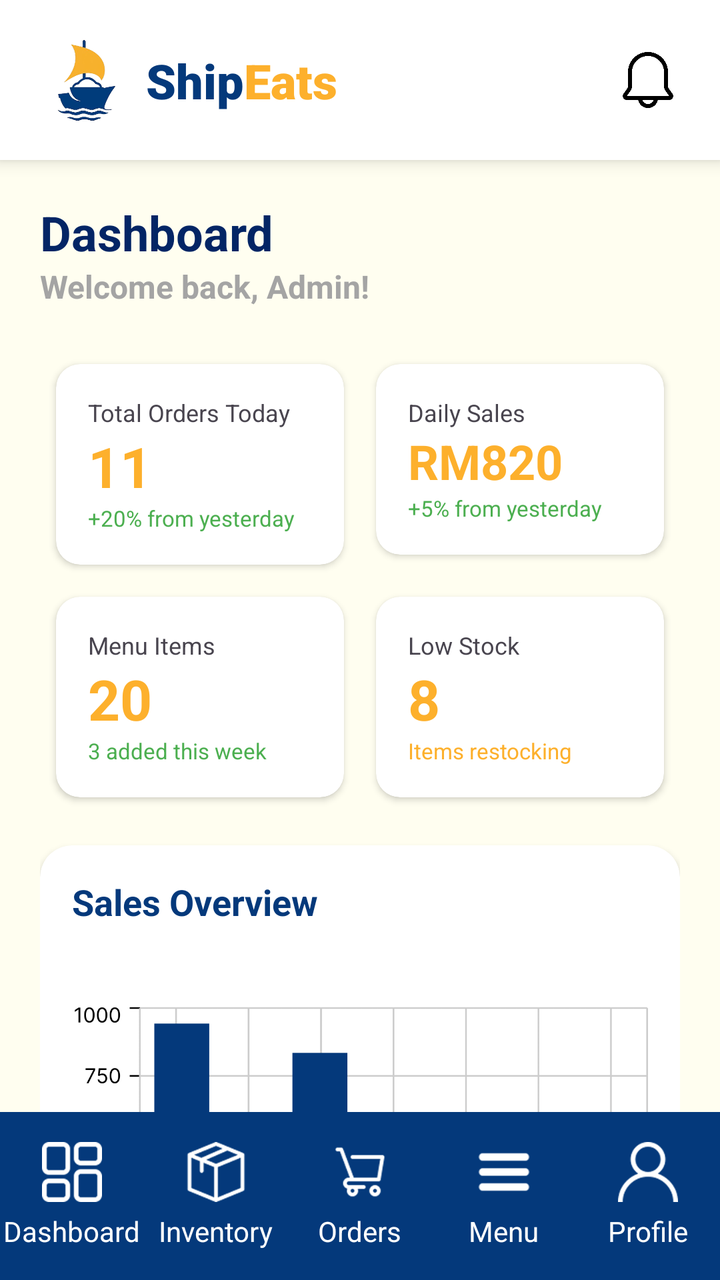
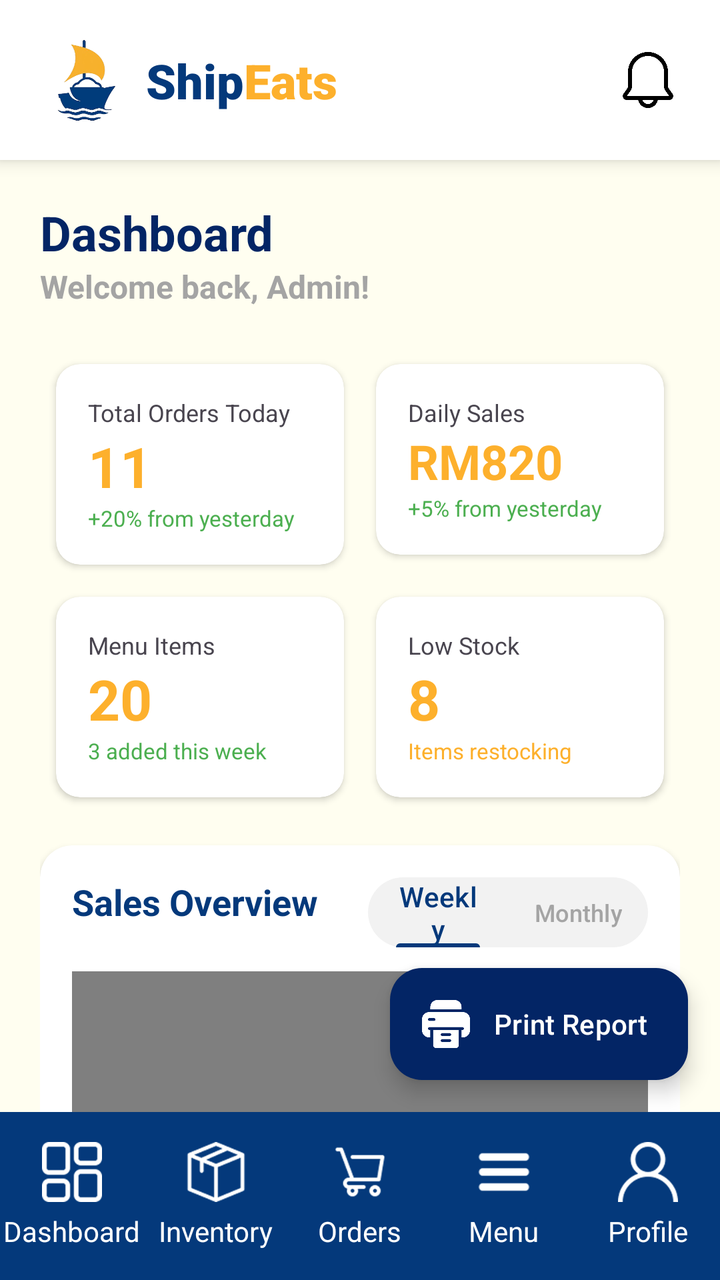

Before-and-after screenshots of an Android layout around one commit, followed by the original layout XML and the change that was made.
<!-- AndroidManifest.xml: application theme Theme.ShipEatsCustomer -->
<!-- res/layout/activity_a2_dashboard.xml -->
<?xml version="1.0" encoding="utf-8"?>
<androidx.constraintlayout.widget.ConstraintLayout
    xmlns:android="http://schemas.android.com/apk/res/android"
    xmlns:app="http://schemas.android.com/apk/res-auto"
    android:layout_width="match_parent"
    android:layout_height="match_parent"
    android:background="#FFFEF0">

    <include
        android:id="@+id/header_section"
        layout="@layout/admin_header"
        app:layout_constraintTop_toTopOf="parent" />

    <androidx.core.widget.NestedScrollView
        android:layout_width="match_parent"
        android:layout_height="0dp"
        app:layout_constraintBottom_toTopOf="@id/footer_section"
        app:layout_constraintTop_toBottomOf="@id/header_section">

        <LinearLayout
            android:layout_width="match_parent"
            android:layout_height="wrap_content"
            android:orientation="vertical"
            android:padding="20dp">

            <TextView
                android:layout_width="wrap_content"
                android:layout_height="wrap_content"
                android:text="Dashboard"
                android:textColor="#032565"
                android:textSize="24sp"
                android:textStyle="bold" />

            <TextView
                android:layout_width="wrap_content"
                android:layout_height="wrap_content"
                android:text="Welcome back, Admin!"
                android:textColor="#A4A4A4"
                android:textSize="16sp"
                android:textStyle="bold"/>

            <GridLayout
                android:layout_width="match_parent"
                android:layout_height="wrap_content"
                android:layout_marginTop="20dp"
                android:alignmentMode="alignMargins"
                android:columnCount="2">

                <androidx.cardview.widget.CardView
                    android:layout_width="0dp"
                    android:layout_height="wrap_content"
                    android:layout_columnWeight="1"
                    android:layout_margin="8dp"
                    app:cardCornerRadius="12dp"
                    app:cardElevation="2dp">

                    <LinearLayout
                        android:padding="16dp"
                        android:orientation="vertical"
                        android:layout_width="match_parent"
                        android:layout_height="wrap_content">

                        <TextView
                            android:text="Total Orders Today"
                            android:textSize="12sp"
                            android:layout_width="wrap_content"
                            android:layout_height="wrap_content"/>

                        <TextView
                            android:text="11"
                            android:textColor="#FDB02C"
                            android:textSize="28sp"
                            android:textStyle="bold"
                            android:layout_width="wrap_content"
                            android:layout_height="wrap_content"/>

                        <TextView
                            android:text="+20% from yesterday"
                            android:textColor="#4CAF50"
                            android:textSize="11sp"
                            android:layout_width="wrap_content"
                            android:layout_height="wrap_content"/>
                    </LinearLayout>
                </androidx.cardview.widget.CardView>

                <androidx.cardview.widget.CardView
                    android:layout_width="0dp"
                    android:layout_height="wrap_content"
                    android:layout_columnWeight="1"
                    android:layout_margin="8dp"
                    app:cardCornerRadius="12dp"
                    app:cardElevation="2dp">

                    <LinearLayout
                        android:padding="16dp"
                        android:orientation="vertical"
                        android:layout_width="match_parent"
                        android:layout_height="wrap_content">

                        <TextView
                            android:text="Daily Sales"
                            android:textSize="12sp"
                            android:layout_width="wrap_content"
                            android:layout_height="wrap_content"/>

                        <TextView
                            android:text="RM820"
                            android:textColor="#FDB02C"
                            android:textSize="24sp"
                            android:textStyle="bold"
                            android:layout_width="wrap_content"
                            android:layout_height="wrap_content"/>

                        <TextView
                            android:text="+5% from yesterday"
                            android:textColor="#4CAF50"
                            android:textSize="11sp"
                            android:layout_width="wrap_content"
                            android:layout_height="wrap_content"/>
                    </LinearLayout>
                </androidx.cardview.widget.CardView>

                <androidx.cardview.widget.CardView
                    android:layout_width="0dp"
                    android:layout_height="wrap_content"
                    android:layout_columnWeight="1"
                    android:layout_margin="8dp"
                    app:cardCornerRadius="12dp">

                    <LinearLayout
                        android:padding="16dp"
                        android:orientation="vertical"
                        android:layout_width="match_parent"
                        android:layout_height="wrap_content">

                        <TextView
                            android:text="Menu Items"
                            android:textSize="12sp"
                            android:layout_width="wrap_content"
                            android:layout_height="wrap_content"/>

                        <TextView
                            android:text="20"
                            android:textColor="#FDB02C"
                            android:textSize="28sp"
                            android:textStyle="bold"
                            android:layout_width="wrap_content"
                            android:layout_height="wrap_content"/>

                        <TextView
                            android:text="3 added this week"
                            android:textColor="#4CAF50"
                            android:textSize="11sp"
                            android:layout_width="wrap_content"
                            android:layout_height="wrap_content"/>
                    </LinearLayout>
                </androidx.cardview.widget.CardView>

                <androidx.cardview.widget.CardView
                    android:layout_width="0dp"
                    android:layout_height="wrap_content"
                    android:layout_columnWeight="1"
                    android:layout_margin="8dp"
                    app:cardCornerRadius="12dp">

                    <LinearLayout
                        android:padding="16dp"
                        android:orientation="vertical"
                        android:layout_width="match_parent"
                        android:layout_height="wrap_content">

                        <TextView
                            android:text="Low Stock"
                            android:textSize="12sp"
                            android:layout_width="wrap_content"
                            android:layout_height="wrap_content"/>

                        <TextView
                            android:text="8"
                            android:textColor="#FDB02C"
                            android:textSize="28sp"
                            android:textStyle="bold"
                            android:layout_width="wrap_content"
                            android:layout_height="wrap_content"/>

                        <TextView
                            android:text="Items restocking"
                            android:textColor="#FDB02C"
                            android:textSize="11sp"
                            android:layout_width="wrap_content"
                            android:layout_height="wrap_content"/>
                    </LinearLayout>
                </androidx.cardview.widget.CardView>
            </GridLayout>

            <androidx.cardview.widget.CardView
                android:layout_width="match_parent"
                android:layout_height="wrap_content"
                android:layout_marginTop="16dp"
                app:cardCornerRadius="16dp"
                app:cardElevation="2dp">

                <LinearLayout
                    android:padding="16dp"
                    android:orientation="vertical"
                    android:layout_width="match_parent"
                    android:layout_height="wrap_content">

                    <TextView
                        android:text="Sales Overview"
                        android:textStyle="bold"
                        android:textSize="18sp"
                        android:textColor="#04397B"
                        android:layout_width="wrap_content"
                        android:layout_height="wrap_content"/>

                    <ImageView
                        android:layout_width="match_parent"
                        android:layout_height="220dp"
                        android:layout_marginTop="10dp"
                        android:src="@drawable/chart"
                        android:scaleType="fitCenter"/>
                </LinearLayout>
            </androidx.cardview.widget.CardView>

            <androidx.cardview.widget.CardView
                android:layout_width="match_parent"
                android:layout_height="wrap_content"
                android:layout_marginTop="16dp"
                android:layout_marginBottom="20dp"
                app:cardCornerRadius="16dp"
                app:cardElevation="2dp">

                <LinearLayout
                    android:padding="16dp"
                    android:orientation="vertical"
                    android:layout_width="match_parent"
                    android:layout_height="wrap_content">

                    <TextView
                        android:text="Stock Levels"
                        android:textStyle="bold"
                        android:textSize="18sp"
                        android:textColor="#04397B"
                        android:layout_width="wrap_content"
                        android:layout_height="wrap_content"/>

                    <ImageView
                        android:layout_width="match_parent"
                        android:layout_height="220dp"
                        android:layout_marginTop="10dp"
                        android:src="@drawable/piechart"
                        android:scaleType="fitCenter"/>
                </LinearLayout>
            </androidx.cardview.widget.CardView>

        </LinearLayout>
    </androidx.core.widget.NestedScrollView>

    <include
        android:id="@+id/footer_section"
        layout="@layout/admin_footer_nav_bar"
        android:layout_width="match_parent"
        android:layout_height="wrap_content"
        app:layout_constraintBottom_toBottomOf="parent" />

</androidx.constraintlayout.widget.ConstraintLayout>
<!-- res/layout/admin_header.xml (included above) -->
<?xml version="1.0" encoding="utf-8"?>
<androidx.cardview.widget.CardView
    xmlns:android="http://schemas.android.com/apk/res/android"
    xmlns:app="http://schemas.android.com/apk/res-auto"
    android:layout_width="match_parent"
    android:layout_height="80dp"
    app:cardElevation="5dp"
    app:cardCornerRadius="0dp"
    app:cardBackgroundColor="@color/white">

    <androidx.constraintlayout.widget.ConstraintLayout
        android:layout_width="match_parent"
        android:layout_height="match_parent"
        android:paddingHorizontal="20dp">

        <LinearLayout
            android:layout_width="wrap_content"
            android:layout_height="wrap_content"
            android:gravity="center_vertical"
            android:orientation="horizontal"
            app:layout_constraintBottom_toBottomOf="parent"
            app:layout_constraintStart_toStartOf="parent"
            app:layout_constraintTop_toTopOf="parent">

            <ImageView
                android:id="@+id/logo_icon"
                android:layout_width="45dp"
                android:layout_height="45dp"
                android:src="@drawable/shipeats_logo2" />

            <TextView
                android:layout_width="wrap_content"
                android:layout_height="wrap_content"
                android:layout_marginStart="8dp"
                android:text="Ship"
                android:textColor="#04397B"
                android:textSize="24sp"
                android:fontFamily="sans-serif-black"
                android:textStyle="bold" />

            <TextView
                android:layout_width="wrap_content"
                android:layout_height="wrap_content"
                android:text="Eats"
                android:textColor="#FDB02C"
                android:textSize="24sp"
                android:fontFamily="sans-serif-black"
                android:textStyle="bold" />
        </LinearLayout>

        <FrameLayout
            android:layout_width="wrap_content"
            android:layout_height="wrap_content"
            app:layout_constraintBottom_toBottomOf="parent"
            app:layout_constraintEnd_toEndOf="parent"
            app:layout_constraintTop_toTopOf="parent">

            <ImageView
                android:id="@+id/admin_notification_icon"
                android:layout_width="32dp"
                android:layout_height="32dp"
                android:src="@drawable/notification_icon" />
        </FrameLayout>

    </androidx.constraintlayout.widget.ConstraintLayout>
</androidx.cardview.widget.CardView>
<!-- res/layout/admin_footer_nav_bar.xml (included above) -->
<?xml version="1.0" encoding="utf-8"?>
<LinearLayout
    xmlns:android="http://schemas.android.com/apk/res/android"
    xmlns:app="http://schemas.android.com/apk/res-auto"
    android:layout_width="match_parent"
    android:layout_height="wrap_content"
    android:background="#04397B"
    android:orientation="horizontal"
    android:paddingVertical="15dp"
    android:weightSum="5">

    <LinearLayout
        android:id="@+id/dashboard_nav"
        android:layout_width="0dp"
        android:layout_height="wrap_content"
        android:layout_weight="1"
        android:clickable="true"
        android:focusable="true"
        android:foreground="?attr/selectableItemBackground"
        android:gravity="center"
        android:orientation="vertical">

        <ImageView
            android:layout_width="30dp"
            android:layout_height="30dp"
            android:layout_marginBottom="5dp"
            android:src="@drawable/dashboard_white"
            app:tint="@color/white"
            android:id="@+id/dashboard_icon"/>

        <TextView
            android:layout_width="wrap_content"
            android:layout_height="wrap_content"
            android:text="Dashboard"
            android:textColor="@color/white"
            android:textSize="14sp"
            android:id="@+id/dashboard_text"/>
    </LinearLayout>

    <LinearLayout
        android:id="@+id/inventory_nav"
        android:layout_width="0dp"
        android:layout_height="wrap_content"
        android:layout_weight="1"
        android:clickable="true"
        android:focusable="true"
        android:foreground="?attr/selectableItemBackground"
        android:gravity="center"
        android:orientation="vertical">

        <ImageView
            android:layout_width="30dp"
            android:layout_height="30dp"
            android:layout_marginBottom="5dp"
            android:src="@drawable/inventory_white"
            app:tint="@color/white"
            android:id="@+id/inventory_icon"/>

        <TextView
            android:layout_width="wrap_content"
            android:layout_height="wrap_content"
            android:text="Inventory"
            android:textColor="@color/white"
            android:textSize="14sp"
            android:id="@+id/inventory_text"/>
    </LinearLayout>

    <LinearLayout
        android:id="@+id/orders_nav"
        android:layout_width="0dp"
        android:layout_height="wrap_content"
        android:layout_weight="1"
        android:clickable="true"
        android:focusable="true"
        android:foreground="?attr/selectableItemBackground"
        android:gravity="center"
        android:orientation="vertical">

        <ImageView
            android:layout_width="30dp"
            android:layout_height="30dp"
            android:layout_marginBottom="5dp"
            android:src="@drawable/orders_white"
            app:tint="@color/white"
            android:id="@+id/orders_icon"/>

        <TextView
            android:layout_width="wrap_content"
            android:layout_height="wrap_content"
            android:text="Orders"
            android:textColor="@color/white"
            android:textSize="14sp"
            android:id="@+id/orders_text"/>
    </LinearLayout>

    <LinearLayout
        android:id="@+id/menu_nav"
        android:layout_width="0dp"
        android:layout_height="wrap_content"
        android:layout_weight="1"
        android:clickable="true"
        android:focusable="true"
        android:foreground="?attr/selectableItemBackground"
        android:gravity="center"
        android:orientation="vertical">

        <ImageView
            android:layout_width="30dp"
            android:layout_height="30dp"
            android:layout_marginBottom="5dp"
            android:src="@drawable/menu_white"
            app:tint="@color/white"
            android:id="@+id/menu_icon"/>

        <TextView
            android:layout_width="wrap_content"
            android:layout_height="wrap_content"
            android:text="Menu"
            android:textColor="@color/white"
            android:textSize="14sp"
            android:id="@+id/menu_text"/>
    </LinearLayout>

    <LinearLayout
        android:id="@+id/profile_nav"
        android:layout_width="0dp"
        android:layout_height="wrap_content"
        android:layout_weight="1"
        android:clickable="true"
        android:focusable="true"
        android:foreground="?attr/selectableItemBackground"
        android:gravity="center"
        android:orientation="vertical">

        <ImageView
            android:layout_width="30dp"
            android:layout_height="30dp"
            android:layout_marginBottom="5dp"
            android:src="@drawable/profile_white"
            app:tint="@color/white"
            android:id="@+id/profile_icon"/>

        <TextView
            android:layout_width="wrap_content"
            android:layout_height="wrap_content"
            android:text="Profile"
            android:textColor="@color/white"
            android:textSize="14sp"
            android:id="@+id/profile_text"/>
    </LinearLayout>

</LinearLayout>
<!-- resources referenced by this layout -->
<resources>
  <color name="white">#FFFFFFFF</color>
  <!-- drawable chart: png bitmap (drawable, 19487 bytes) -->
  <!-- drawable dashboard_white: png bitmap (drawable, 5542 bytes) -->
  <!-- drawable inventory_white: png bitmap (drawable, 7857 bytes) -->
  <!-- drawable menu_white: png bitmap (drawable, 924 bytes) -->
  <!-- drawable notification_icon: png bitmap (drawable, 9607 bytes) -->
  <!-- drawable orders_white: png bitmap (drawable, 5398 bytes) -->
  <!-- drawable piechart: png bitmap (drawable, 38626 bytes) -->
  <!-- drawable profile_white: png bitmap (drawable, 6374 bytes) -->
  <!-- drawable shipeats_logo2: png bitmap (drawable, 104140 bytes) -->
  <style name="Theme.ShipEatsCustomer" parent="Base.Theme.ShipEatsCustomer" />
  <style name="Base.Theme.ShipEatsCustomer" parent="Theme.Material3.DayNight.NoActionBar">
          
          
      </style>
</resources>

<!-- the commit's change to res/layout/activity_a2_dashboard.xml (unified diff, before → after) -->
@@ -47,6 +47,7 @@
                 android:columnCount="2">
 
                 <androidx.cardview.widget.CardView
+                    android:id="@+id/card_total_orders"
                     android:layout_width="0dp"
                     android:layout_height="wrap_content"
                     android:layout_columnWeight="1"
@@ -67,6 +68,7 @@
                             android:layout_height="wrap_content"/>
 
                         <TextView
+                            android:id="@+id/tv_total_orders"
                             android:text="11"
                             android:textColor="#FDB02C"
                             android:textSize="28sp"
@@ -75,6 +77,7 @@
                             android:layout_height="wrap_content"/>
 
                         <TextView
+                            android:id="@+id/tv_orders_summary"
                             android:text="+20% from yesterday"
                             android:textColor="#4CAF50"
                             android:textSize="11sp"
@@ -84,6 +87,7 @@
                 </androidx.cardview.widget.CardView>
 
                 <androidx.cardview.widget.CardView
+                    android:id="@+id/card_daily_sales"
                     android:layout_width="0dp"
                     android:layout_height="wrap_content"
                     android:layout_columnWeight="1"
@@ -104,6 +108,7 @@
                             android:layout_height="wrap_content"/>
 
                         <TextView
+                            android:id="@+id/tv_daily_sales"
                             android:text="RM820"
                             android:textColor="#FDB02C"
                             android:textSize="24sp"
@@ -112,6 +117,7 @@
                             android:layout_height="wrap_content"/>
 
                         <TextView
+                            android:id="@+id/tv_sales_summary"
                             android:text="+5% from yesterday"
                             android:textColor="#4CAF50"
                             android:textSize="11sp"
@@ -121,6 +127,7 @@
                 </androidx.cardview.widget.CardView>
 
                 <androidx.cardview.widget.CardView
+                    android:id="@+id/card_menu_items"
                     android:layout_width="0dp"
                     android:layout_height="wrap_content"
                     android:layout_columnWeight="1"
@@ -140,6 +147,7 @@
                             android:layout_height="wrap_content"/>
 
                         <TextView
+                            android:id="@+id/tv_menu_items"
                             android:text="20"
                             android:textColor="#FDB02C"
                             android:textSize="28sp"
@@ -148,6 +156,7 @@
                             android:layout_height="wrap_content"/>
 
                         <TextView
+                            android:id="@+id/tv_menu_summary"
                             android:text="3 added this week"
                             android:textColor="#4CAF50"
                             android:textSize="11sp"
@@ -157,6 +166,7 @@
                 </androidx.cardview.widget.CardView>
 
                 <androidx.cardview.widget.CardView
+                    android:id="@+id/card_low_stock"
                     android:layout_width="0dp"
                     android:layout_height="wrap_content"
                     android:layout_columnWeight="1"
@@ -176,6 +186,7 @@
                             android:layout_height="wrap_content"/>
 
                         <TextView
+                            android:id="@+id/tv_low_stock"
                             android:text="8"
                             android:textColor="#FDB02C"
                             android:textSize="28sp"
@@ -184,6 +195,7 @@
                             android:layout_height="wrap_content"/>
 
                         <TextView
+                            android:id="@+id/tv_stock_summary"
                             android:text="Items restocking"
                             android:textColor="#FDB02C"
                             android:textSize="11sp"
@@ -206,20 +218,56 @@
                     android:layout_width="match_parent"
                     android:layout_height="wrap_content">
 
-                    <TextView
-                        android:text="Sales Overview"
-                        android:textStyle="bold"
-                        android:textSize="18sp"
-                        android:textColor="#04397B"
-                        android:layout_width="wrap_content"
-                        android:layout_height="wrap_content"/>
-
-                    <ImageView
+                    <RelativeLayout
+                        android:layout_width="match_parent"
+                        android:layout_height="wrap_content">
+                        <TextView
+                            android:text="Sales Overview"
+                            android:textStyle="bold"
+                            android:textSize="18sp"
+                            android:textColor="#04397B"
+                            android:layout_width="wrap_content"
+                            android:layout_height="wrap_content"/>
+
+                        <com.google.android.material.tabs.TabLayout
+                            android:id="@+id/tabLayoutSales"
+                            android:layout_width="140dp"
+                            android:layout_height="35dp"
+                            android:layout_alignParentEnd="true"
+                            android:background="@drawable/tab_background_gray"
+                            app:tabIndicatorColor="#04397B"
+                            app:tabIndicatorHeight="2dp"
+                            app:tabSelectedTextColor="#04397B"
+                            app:tabTextColor="#A4A4A4"
+                            app:tabMode="fixed"
+                            app:tabGravity="fill">
+
+                            <com.google.android.material.tabs.TabItem
+                                android:layout_width="wrap_content"
+                                android:layout_height="wrap_content"
+                                android:text="Weekly" />
+
+                            <com.google.android.material.tabs.TabItem
+                                android:layout_width="wrap_content"
+                                android:layout_height="wrap_content"
+                                android:text="Monthly" />
+
+                        </com.google.android.material.tabs.TabLayout>
+                    </RelativeLayout>
+
+                    <com.github.mikephil.charting.charts.BarChart
+                        android:id="@+id/barChartWeekly"
                         android:layout_width="match_parent"
                         android:layout_height="220dp"
-                        android:layout_marginTop="10dp"
-                        android:src="@drawable/chart"
-                        android:scaleType="fitCenter"/>
+                        android:layout_marginTop="12dp"
+                        android:visibility="visible"/>
+
+                    <com.github.mikephil.charting.charts.LineChart
+                        android:id="@+id/lineChartMonthly"
+                        android:layout_width="match_parent"
+                        android:layout_height="220dp"
+                        android:layout_marginTop="12dp"
+                        android:visibility="gone"/>
                 </LinearLayout>
             </androidx.cardview.widget.CardView>
 
@@ -227,9 +275,8 @@
                 android:layout_width="match_parent"
                 android:layout_height="wrap_content"
                 android:layout_marginTop="16dp"
-                android:layout_marginBottom="20dp"
-                app:cardCornerRadius="16dp"
-                app:cardElevation="2dp">
+                android:layout_marginBottom="80dp"
+                app:cardCornerRadius="16dp">
 
                 <LinearLayout
                     android:padding="16dp"
@@ -245,17 +292,29 @@
                         android:layout_width="wrap_content"
                         android:layout_height="wrap_content"/>
 
-                    <ImageView
+                    <com.github.mikephil.charting.charts.PieChart
+                        android:id="@+id/stockPieChart"
                         android:layout_width="match_parent"
                         android:layout_height="220dp"
-                        android:layout_marginTop="10dp"
-                        android:src="@drawable/piechart"
-                        android:scaleType="fitCenter"/>
+                        android:layout_marginTop="10dp"/>
                 </LinearLayout>
             </androidx.cardview.widget.CardView>
 
         </LinearLayout>
     </androidx.core.widget.NestedScrollView>
+
+    <com.google.android.material.floatingactionbutton.ExtendedFloatingActionButton
+        android:id="@+id/btn_print_report"
+        android:layout_width="wrap_content"
+        android:layout_height="wrap_content"
+        android:layout_margin="16dp"
+        android:text="Print Report"
+        android:textColor="@android:color/white"
+        app:icon="@drawable/ic_print_report"
+        app:iconTint="@android:color/white"
+        app:backgroundTint="#032565"
+        app:layout_constraintBottom_toTopOf="@id/footer_section"
+        app:layout_constraintEnd_toEndOf="parent" />
 
     <include
         android:id="@+id/footer_section"
<!-- resource entries referenced after the edit -->
@@ -1,15 +1,20 @@
 <!-- resources referenced by this layout -->
 <resources>
-  <color name="white">#FFFFFFFF</color>
-  <!-- drawable chart: png bitmap (drawable, 19487 bytes) -->
+  <color name="white">#FFFFFF</color>
   <!-- drawable dashboard_white: png bitmap (drawable, 5542 bytes) -->
+  <!-- drawable ic_print_report: png bitmap (drawable, 4309 bytes) -->
   <!-- drawable inventory_white: png bitmap (drawable, 7857 bytes) -->
   <!-- drawable menu_white: png bitmap (drawable, 924 bytes) -->
   <!-- drawable notification_icon: png bitmap (drawable, 9607 bytes) -->
   <!-- drawable orders_white: png bitmap (drawable, 5398 bytes) -->
-  <!-- drawable piechart: png bitmap (drawable, 38626 bytes) -->
   <!-- drawable profile_white: png bitmap (drawable, 6374 bytes) -->
   <!-- drawable shipeats_logo2: png bitmap (drawable, 104140 bytes) -->
+  <!-- drawable tab_background_gray (drawable) -->
+  <?xml version="1.0" encoding="utf-8"?>
+  <shape xmlns:android="http://schemas.android.com/apk/res/android">
+      <solid android:color="#F2F2F2"/>
+      <corners android:radius="20dp"/>
+  </shape>
   <style name="Theme.ShipEatsCustomer" parent="Base.Theme.ShipEatsCustomer" />
   <style name="Base.Theme.ShipEatsCustomer" parent="Theme.Material3.DayNight.NoActionBar">
           
